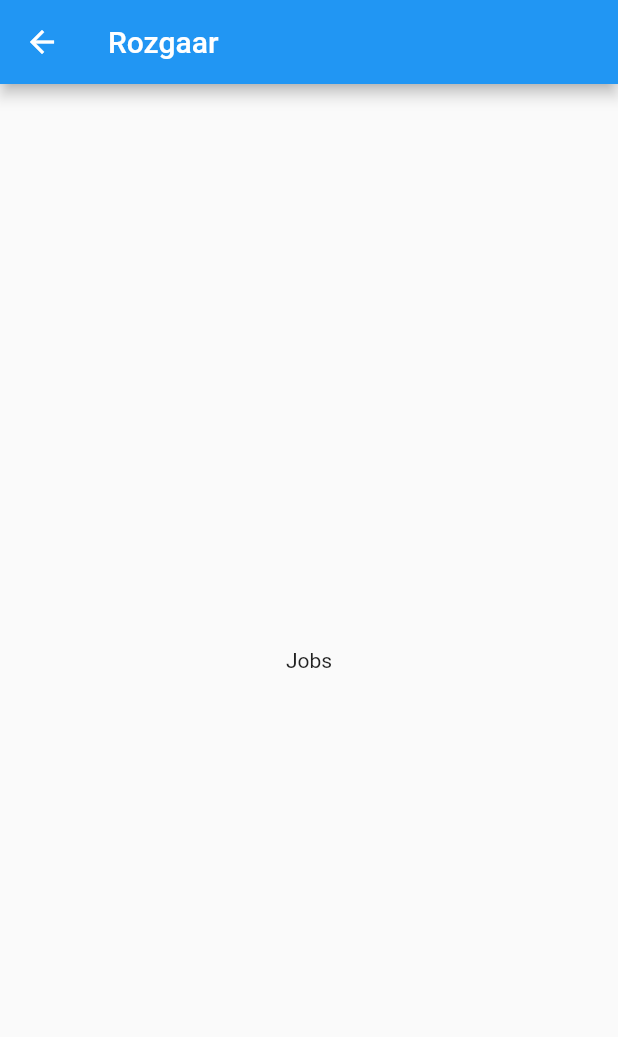
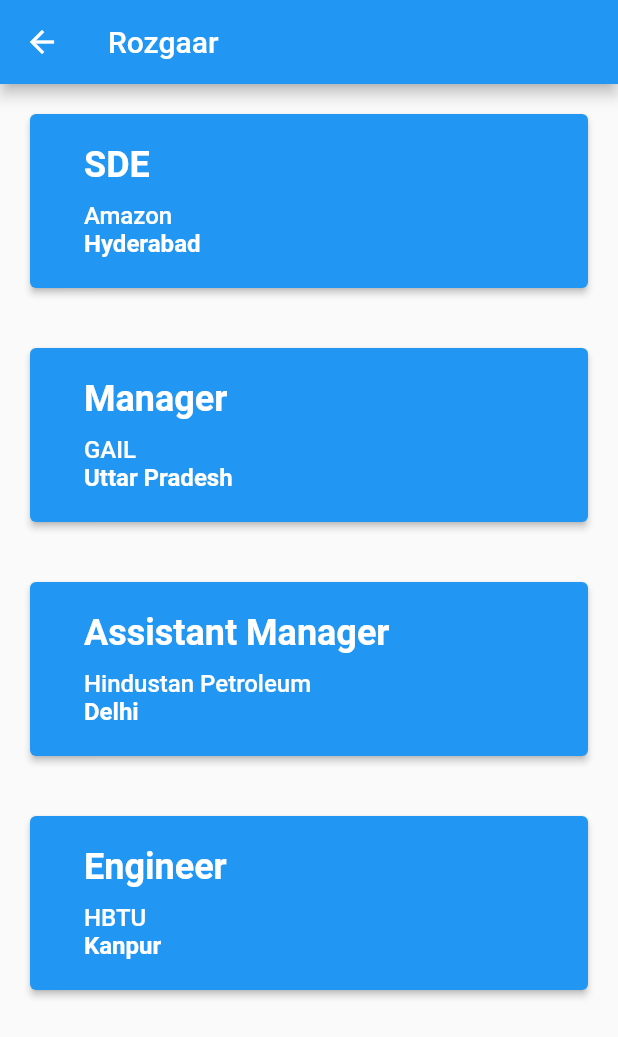
Before and after one commit to apexpre-dator/rozgaar_app, a Flutter app: the PersonalizedJobs screen opened by its route, on a phone screen of 412 x 824 dp. Shown: the top 1037 px of the screen. Run offline on Flutter 3.47's test engine with Material 2 defaults, Android fonts, the phone set to English and light mode, and no system bars; statements that could not run were skipped.

Commit message:
Basic Structure

```diff
--- /dev/null
+++ b/lib/dummy_jobs.dart
@@ -0,0 +1,28 @@
+import './models/job.dart';
+
+List<Job> DUMMY_JOBS = [
+  Job(
+    id: '001',
+    title: 'SDE',
+    organisation: 'Amazon',
+    location: 'Hyderabad',
+  ),
+  Job(
+    id: '002',
+    title: 'Manager',
+    organisation: 'GAIL',
+    location: 'Uttar Pradesh',
+  ),
+  Job(
+    id: '003',
+    title: 'Assistant Manager',
+    organisation: 'Hindustan Petroleum',
+    location: 'Delhi',
+  ),
+  Job(
+    id: '004',
+    title: 'Engineer',
+    organisation: 'HBTU',
+    location: 'Kanpur',
+  ),
+];
--- a/lib/main.dart
+++ b/lib/main.dart
@@ -2,6 +2,7 @@
 
 import './screens/personalized_jobs.dart';
 import './screens/profile_page.dart';
+import './screens/job_detail.dart';
 
 void main() {
   runApp(const MyApp());
@@ -21,6 +22,7 @@
       routes: {
         ProfilePage.routeName: (context) => ProfilePage(),
         PersonalizedJobs.routeName: (context) => PersonalizedJobs(),
+        JobDetail.routeName: (context) => JobDetail(),
       },
     );
   }
--- /dev/null
+++ b/lib/models/job.dart
@@ -0,0 +1,10 @@
+class Job {
+  final String id, title, organisation, location;
+
+  Job({
+    required this.id,
+    required this.title,
+    required this.organisation,
+    required this.location,
+  });
+}
--- /dev/null
+++ b/lib/screens/job_detail.dart
@@ -0,0 +1,20 @@
+import 'package:flutter/material.dart';
+
+class JobDetail extends StatelessWidget {
+  const JobDetail({Key? key}) : super(key: key);
+  static const routeName = '/job-detail';
+
+  @override
+  Widget build(BuildContext context) {
+    return Scaffold(
+      appBar: AppBar(
+        title: Text('Rozgaar'),
+      ),
+      body: Center(
+        child: Text(
+          'Job-Detail',
+        ),
+      ),
+    );
+  }
+}
--- a/lib/screens/personalized_jobs.dart
+++ b/lib/screens/personalized_jobs.dart
@@ -1,17 +1,33 @@
 import 'package:flutter/material.dart';
 
+import '../widgets/job_info.dart';
+import '../dummy_jobs.dart';
+import '../models/job.dart';
+
 class PersonalizedJobs extends StatelessWidget {
-  const PersonalizedJobs({ Key? key }) : super(key: key);
-  static const routeName= '/personalized-jobs';
+  PersonalizedJobs({Key? key}) : super(key: key);
+  static const routeName = '/personalized-jobs';
+
+  final List<Job> job_list = DUMMY_JOBS;
+
   @override
   Widget build(BuildContext context) {
     return Scaffold(
       appBar: AppBar(
         title: Text('Rozgaar'),
       ),
-      body: Center(
-        child: Text('Jobs'),
-      ),
+      body: ListView.builder(
+          itemCount: job_list.length,
+          itemBuilder: (BuildContext ctx, index) {
+            return Padding(
+              padding: const EdgeInsets.all(20),
+              child: Column(
+                children: <Widget>[
+                  JobInfo(jobInfo: job_list[index]),
+                ],
+              ),
+            );
+          }),
     );
   }
 }
--- /dev/null
+++ b/lib/widgets/job_info.dart
@@ -0,0 +1,57 @@
+import 'package:flutter/material.dart';
+
+import '../models/job.dart';
+
+class JobInfo extends StatelessWidget {
+  final Job jobInfo;
+
+  JobInfo({
+    required this.jobInfo,
+  });
+
+  @override
+  Widget build(BuildContext context) {
+    return ElevatedButton(
+      onPressed: () {
+        Navigator.of(context).pushNamed('/job-detail');
+      },
+      child: Container(
+        width: MediaQuery.of(context).size.width,
+        color: Theme.of(context).primaryColor,
+        padding: const EdgeInsets.all(20),
+        child: Column(
+          crossAxisAlignment: CrossAxisAlignment.start,
+          children: <Widget>[
+            Text(
+              jobInfo.title,
+              style: TextStyle(
+                color: Colors.white,
+                fontSize: 24,
+                fontWeight: FontWeight.bold,
+              ),
+            ),
+            SizedBox(
+              height: 10,
+            ),
+            Text(
+              jobInfo.organisation,
+              style: TextStyle(
+                color: Colors.white,
+                fontSize: 16,
+                fontWeight: FontWeight.w500,
+              ),
+            ),
+            Text(
+              jobInfo.location,
+              style: TextStyle(
+                color: Colors.white,
+                fontSize: 16,
+                fontWeight: FontWeight.bold,
+              ),
+            ),
+          ],
+        ),
+      ),
+    );
+  }
+}
```
